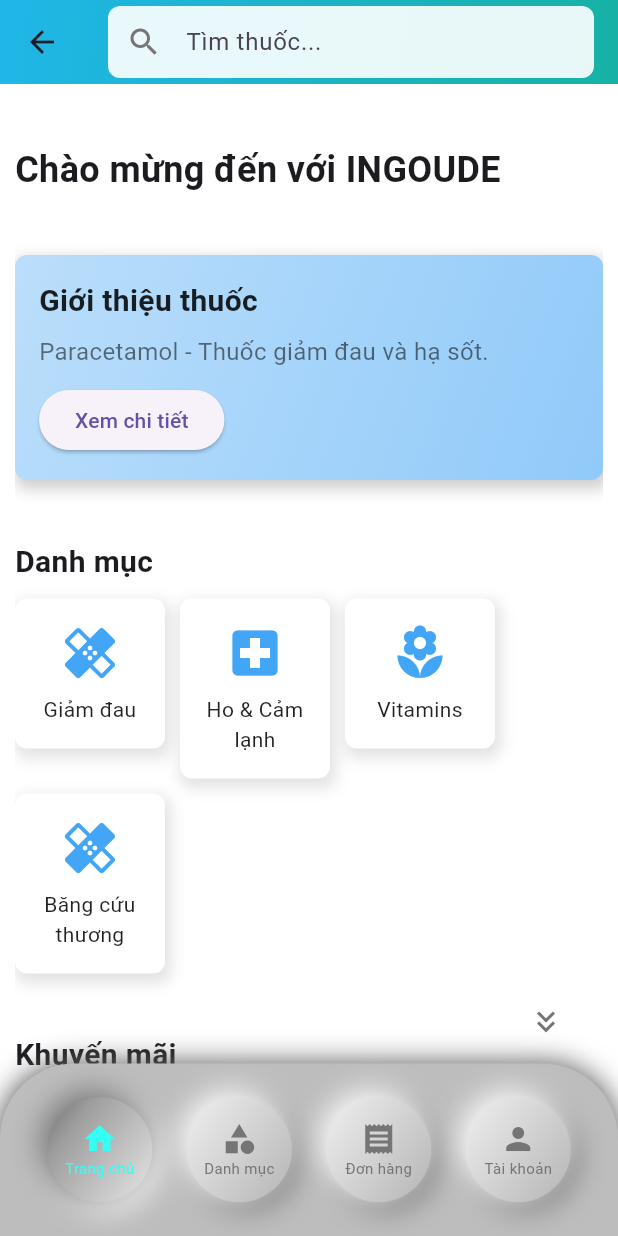
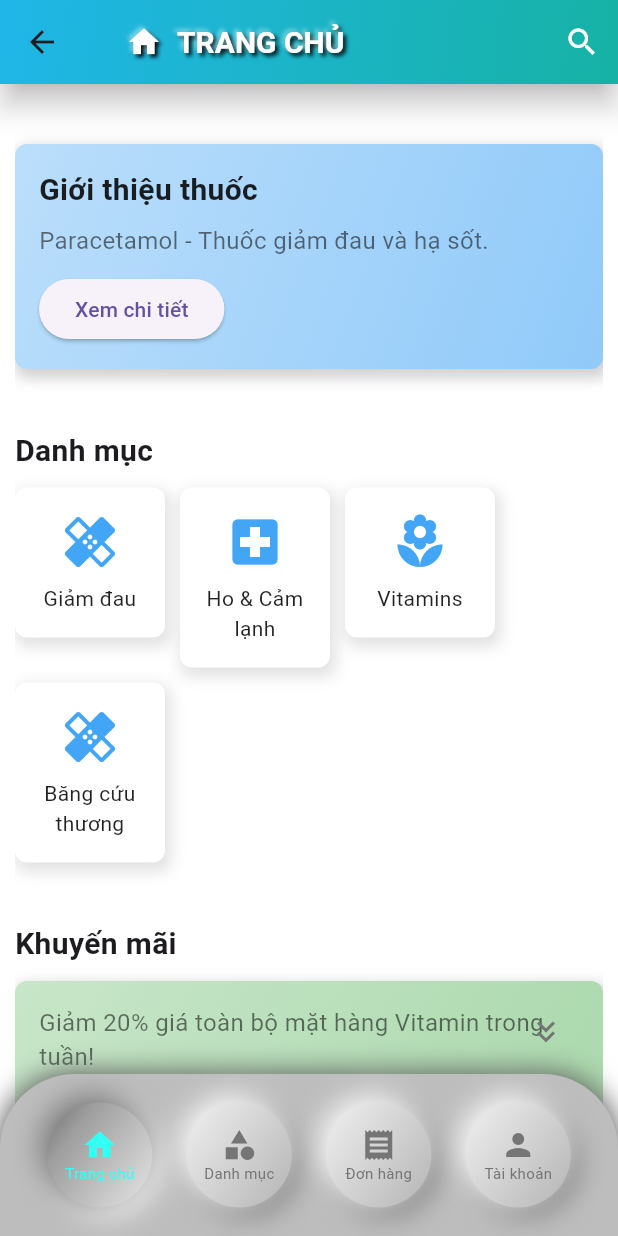
Before and after one commit to SetoRPG/pharmacy_app, a Flutter app: the screen it shows after launch, after a tap on "Đăng nhập", on a phone screen of 412 x 824 dp. Run offline on Flutter 3.47's test engine with Material 3 defaults, Android fonts, the phone set to English and light mode, and no system bars.

Commit message:
Update 2

```diff
--- a/lib/core/widgets/custom_bottom_navbar.dart
+++ b/lib/core/widgets/custom_bottom_navbar.dart
@@ -64,9 +64,9 @@
           right: 0,
           bottom: isNavBarOpen
               ? 0
-              : -115, // Move the navbar fully off-screen when closed
+              : -108, // Move the navbar fully off-screen when closed
           child: Container(
-            height: 115, // Fixed height
+            height: 108, // Fixed height
             padding: const EdgeInsets.symmetric(vertical: 15, horizontal: 20),
             decoration: BoxDecoration(
               boxShadow: isNavBarOpen
@@ -98,7 +98,7 @@
         // OPEN - CLOSE NAVBAR BUTTON
         Positioned(
           right: 20,
-          bottom: isNavBarOpen ? 115 : 5,
+          bottom: isNavBarOpen ? 108 : 5,
           child: Container(
             decoration: BoxDecoration(
               borderRadius: BorderRadius.circular(10),
--- /dev/null
+++ b/lib/core/widgets/custom_text_1.dart
@@ -0,0 +1,34 @@
+import 'package:flutter/material.dart';
+
+class CustomText extends StatelessWidget {
+  final String text;
+  final double size;
+
+  const CustomText({super.key, required this.text, required this.size});
+
+  @override
+  Widget build(BuildContext context) {
+    return Text(
+      text,
+      style: TextStyle(
+        color: Colors.white,
+        fontSize: size, // Adjust as needed
+        fontWeight: FontWeight.bold,
+        shadows: const [
+          Shadow(
+            offset: Offset(2.0, 2.0), // Position of the shadow (right and down)
+            blurRadius: 3.0, // Blur radius of the shadow
+            color: Color.fromARGB(255, 0, 0, 0), // Shadow color (black)
+          ),
+          Shadow(
+            offset:
+                Offset(-2.0, -2.0), // Position of a second shadow (left and up)
+            blurRadius: 3.0,
+            color: Color.fromARGB(
+                100, 255, 255, 255), // A lighter shadow for the 3D effect
+          ),
+        ],
+      ),
+    );
+  }
+}
--- a/lib/screens/auth/login_screen.dart
+++ b/lib/screens/auth/login_screen.dart
@@ -1,4 +1,5 @@
 import 'package:flutter/material.dart';
+import 'package:pharmacy_app/core/widgets/custom_text_1.dart';
 import 'package:pharmacy_app/core/widgets/custom_textfield_1.dart';
 import 'package:pharmacy_app/screens/auth/register_screen.dart';
 import 'package:pharmacy_app/screens/home/base_frame.dart';
@@ -14,48 +15,58 @@
   @override
   Widget build(BuildContext context) {
     return Scaffold(
+      resizeToAvoidBottomInset:
+          true, // Ensure the view resizes with the keyboard
       body: SafeArea(
+        child: SingleChildScrollView(
+          // Make the content scrollable
           child: Column(
             children: [
               // top half: logo
-            Expanded(
-              child: Container(
+              Container(
+                height: MediaQuery.of(context).size.height *
+                    0.5, // Dynamic height for logo container
                 alignment: Alignment.center,
-                  color: Colors.white, //COLOR
-                  child: Image.asset('assets/logo.jpg')),
+                color: Colors.white,
+                child: Image.asset('assets/logo.jpg'),
               ),
 
               // bottom half: login form
-            Expanded(
-              child: Container(
+              Container(
+                height: MediaQuery.of(context).size.height *
+                    0.5, // Dynamic height for form container
                 decoration: const BoxDecoration(
                   boxShadow: [
                     BoxShadow(
-                        color: Colors.grey, blurRadius: 10, spreadRadius: 5)
+                      color: Colors.grey,
+                      blurRadius: 10,
+                      spreadRadius: 5,
+                    ),
                   ],
                   borderRadius: BorderRadius.only(
                     topLeft: Radius.circular(60),
-                      topRight: Radius.circular(60)),
-                  gradient: LinearGradient(colors: [
+                    topRight: Radius.circular(60),
+                  ),
+                  gradient: LinearGradient(
+                    colors: [
                       Color(0xFF20B6E8),
                       Color(0xFF16B2A5),
-                  ], stops: [
-                    0.6,
-                    1
-                  ]),
+                    ],
+                    stops: [0.6, 1],
+                  ),
                 ),
                 padding: const EdgeInsets.all(20.0),
                 child: Column(
                   mainAxisAlignment: MainAxisAlignment.center,
                   children: [
-                    //EMAIL
+                    // EMAIL
                     const CustomTextField(
                       hintText: 'Email',
                       prefixIcon: Icons.email,
                     ),
                     const SizedBox(height: 16),
 
-                    //PASSWORD
+                    // PASSWORD
                     const CustomTextField(
                       hintText: 'Mật khẩu',
                       prefixIcon: Icons.lock,
@@ -63,12 +74,12 @@
                     ),
                     const SizedBox(height: 16),
 
-                    //LOGIN BUTTON
+                    // LOGIN BUTTON
                     _loginButton(context),
 
                     const SizedBox(height: 16),
 
-                    //PASSWORD RECOVER & SIGN UP
+                    // PASSWORD RECOVER & SIGN UP
                     Row(
                       mainAxisAlignment: MainAxisAlignment.spaceBetween,
                       children: [
@@ -76,31 +87,26 @@
                             onPressed: () {
                               // PASS RECOVER
                             },
-                          child: const Text(
-                            'Quên mật khẩu?',
-                            style: TextStyle(color: Colors.white),
-                          ),
-                        ),
+                            child: const CustomText(
+                                text: 'Quên mật khẩu', size: 14)),
                         TextButton(
                           onPressed: () {
                             Navigator.push(
                               context,
                               MaterialPageRoute(
-                                    builder: ((context) =>
-                                        const RegisterScreen())));
+                                builder: (context) => const RegisterScreen(),
+                              ),
+                            );
                           },
-                          child: const Text(
-                            'Đăng kí',
-                            style: TextStyle(color: Colors.white),
-                          ),
+                          child: const CustomText(text: 'Đăng kí', size: 14),
                         ),
                       ],
                     ),
                   ],
                 ),
               ),
+            ],
           ),
-          ],
         ),
       ),
     );
@@ -114,12 +120,14 @@
             color: Colors.white,
             offset: Offset(4.0, 4.0),
             blurRadius: 15.0,
-              spreadRadius: 1.0),
+            spreadRadius: 1.0,
+          ),
           BoxShadow(
             color: Color(0xFF757575),
             offset: Offset(-4.0, -4.0),
             blurRadius: 15.0,
-              spreadRadius: 1.0),
+            spreadRadius: 1.0,
+          ),
         ],
         gradient: LinearGradient(
           begin: Alignment.topLeft,
@@ -138,21 +146,20 @@
         onPressed: () {
           Navigator.push(
             context,
-            MaterialPageRoute(builder: ((context) => const BaseFrame())),
+            MaterialPageRoute(builder: (context) => const BaseFrame()),
           );
         },
         style: ElevatedButton.styleFrom(
           minimumSize: const Size(double.infinity, 50),
-          backgroundColor: Colors
-              .transparent, // Make the button itself transparent so the gradient shows
-          shadowColor:
-              Colors.transparent, // Disable ElevatedButton's default shadow
+          backgroundColor:
+              Colors.transparent, // Transparent to show the gradient
+          shadowColor: Colors.transparent, // Disable default button shadow
         ),
         child: const Text(
           'Đăng nhập',
           style: TextStyle(
-              color:
-                  Color.fromRGBO(92, 92, 92, 1)), // Adjust text color if needed
+            color: Color.fromRGBO(92, 92, 92, 1), // Text color
+          ),
         ),
       ),
     );
--- a/lib/screens/auth/register_screen.dart
+++ b/lib/screens/auth/register_screen.dart
@@ -1,4 +1,5 @@
 import 'package:flutter/material.dart';
+import 'package:pharmacy_app/core/widgets/custom_text_1.dart';
 import 'package:pharmacy_app/core/widgets/custom_textfield_1.dart';
 import 'package:pharmacy_app/screens/auth/login_screen.dart';
 
@@ -14,10 +15,9 @@
   Widget build(BuildContext context) {
     return Scaffold(
       appBar: AppBar(
-        title: const Text(
-          'ĐĂNG KÍ TÀI KHOẢN MỚI',
-          style: TextStyle(color: Colors.white),
-        ),
+        elevation: 10, // This adds a shadow to the AppBar
+        shadowColor: Colors.black,
+        title: const CustomText(text: 'ĐĂNG KÍ TÀI KHOẢN MỚI', size: 20),
         centerTitle: true,
         leading: IconButton(
           icon: const Icon(
--- a/lib/screens/home/home_screen.dart
+++ b/lib/screens/home/home_screen.dart
@@ -1,12 +1,22 @@
 import 'package:flutter/material.dart';
+import 'package:pharmacy_app/core/widgets/custom_text_1.dart';
 
-class HomeScreen extends StatelessWidget {
+class HomeScreen extends StatefulWidget {
   const HomeScreen({super.key});
 
+  @override
+  State<HomeScreen> createState() => _HomeScreenState();
+}
+
+class _HomeScreenState extends State<HomeScreen> {
+  bool _isSearching = false;
   @override
   Widget build(BuildContext context) {
     return Scaffold(
       appBar: AppBar(
+        elevation: 8, // Adds shadow to the AppBar
+        shadowColor: Colors.black, // Customize shadow color
+
         flexibleSpace: Container(
           decoration: const BoxDecoration(
             gradient: LinearGradient(
@@ -19,35 +29,111 @@
             ),
           ),
         ),
-        title: Container(
+
+        title: AnimatedContainer(
+          duration: const Duration(milliseconds: 300),
+          width: _isSearching
+              ? MediaQuery.of(context).size.width *
+                  1 // Full width when searching
+              : MediaQuery.of(context).size.width *
+                  1, // Small width when not searching
           padding: const EdgeInsets.symmetric(horizontal: 12.0),
           decoration: BoxDecoration(
-            color: Colors.white.withOpacity(0.9),
-            borderRadius: BorderRadius.circular(8.0),
+            color: _isSearching
+                ? Colors.white
+                : Colors.transparent, // White background for the search field
+            borderRadius:
+                BorderRadius.circular(30.0), // Rounded edges for search field
           ),
+          child: Row(
+            mainAxisAlignment: MainAxisAlignment.start,
+            children: [
+              if (_isSearching)
+                Expanded(
                   child: TextField(
                     decoration: InputDecoration(
                       hintText: 'Tìm thuốc...',
                       border: InputBorder.none,
-              icon: Icon(Icons.search, color: Colors.grey[600]),
+                      icon: Icon(
+                        Icons.search,
+                        color: Colors.grey[600],
                       ),
                     ),
                   ),
+                )
+              else
+                const Center(
+                    child: Row(
+                  children: [
+                    Icon(
+                      Icons.home,
+                      color: Colors.white,
+                      shadows: [
+                        Shadow(
+                          offset: Offset(2.0,
+                              2.0), // Position of the shadow (right and down)
+                          blurRadius: 3.0, // Blur radius of the shadow
+                          color: Color.fromARGB(
+                              255, 0, 0, 0), // Shadow color (black)
+                        ),
+                        Shadow(
+                          offset: Offset(-2.0,
+                              -2.0), // Position of a second shadow (left and up)
+                          blurRadius: 3.0,
+                          color: Color.fromARGB(100, 255, 255,
+                              255), // A lighter shadow for the 3D effect
+                        ),
+                      ],
+                    ),
+                    SizedBox(
+                      width: 10,
+                    ),
+                    CustomText(text: 'TRANG CHỦ', size: 20),
+                  ],
+                )),
+            ],
+          ),
+        ),
+
+        actions: [
+          IconButton(
+            icon: Icon(
+              _isSearching
+                  ? Icons.close
+                  : Icons.search, // Change icon based on search state
+              color: Colors.white,
+            ),
+            onPressed: () {
+              setState(() {
+                _isSearching = !_isSearching; // Toggle search bar visibility
+              });
+            },
+          ),
+        ],
       ),
       body: Padding(
         padding: const EdgeInsets.only(left: 10.0, right: 10),
         child: ListView(
           children: [
             const SizedBox(height: 40),
-            // Welcome message
-            const Text(
-              'Chào mừng đến với INGOUDE',
-              style: TextStyle(fontSize: 24, fontWeight: FontWeight.bold),
+            _buildIntroductionSection(),
+            const SizedBox(height: 40),
+            _buildCategoriesSection(),
+            const SizedBox(height: 40),
+            _buildPromotionsSection(),
+            const SizedBox(height: 40),
+            _buildAboutUsSection(),
+            const SizedBox(height: 40),
+          ],
         ),
-            const SizedBox(height: 40),
+      ),
+      backgroundColor: Colors.white,
+    );
+  }
 
-            // Featured Medicine
-            Container(
+  // Section 1: Giới thiệu thuốc (Medicine introduction)
+  Widget _buildIntroductionSection() {
+    return Container(
       padding: const EdgeInsets.all(16.0),
       decoration: BoxDecoration(
         gradient: LinearGradient(
@@ -90,10 +176,14 @@
           ),
         ],
       ),
-            ),
-            const SizedBox(height: 40),
+    );
+  }
 
-            // Categories Section
+  // Section 2: Danh mục (Categories section)
+  Widget _buildCategoriesSection() {
+    return Column(
+      crossAxisAlignment: CrossAxisAlignment.start,
+      children: [
         const Text(
           'Danh mục',
           style: TextStyle(fontSize: 20, fontWeight: FontWeight.bold),
@@ -109,9 +199,15 @@
             _categoryCard('Băng cứu thương', Icons.healing),
           ],
         ),
-            const SizedBox(height: 40),
+      ],
+    );
+  }
 
-            // Promotions Section
+  // Section 3: Khuyến mãi (Promotions section)
+  Widget _buildPromotionsSection() {
+    return Column(
+      crossAxisAlignment: CrossAxisAlignment.start,
+      children: [
         const Text(
           'Khuyến mãi',
           style: TextStyle(fontSize: 20, fontWeight: FontWeight.bold),
@@ -135,31 +231,42 @@
                 ),
               ],
             ),
-              child: const Text(
+            child: Column(
+              children: [
+                const Text(
                   'Giảm 20% giá toàn bộ mặt hàng Vitamin trong tuần!',
                   style: TextStyle(fontSize: 16, color: Colors.black54),
                 ),
+                const SizedBox(
+                  height: 10,
                 ),
-            const SizedBox(height: 40),
+                Image.asset('assets/sales_banner.jpg')
+              ],
+            )),
+      ],
+    );
+  }
 
-            // About Us Section
-            const Text(
+  // Section 4: Về chúng tôi (About Us section)
+  Widget _buildAboutUsSection() {
+    return const Column(
+      crossAxisAlignment: CrossAxisAlignment.start,
+      children: [
+        Text(
           'Về chúng tôi',
           style: TextStyle(fontSize: 20, fontWeight: FontWeight.bold),
         ),
-            const SizedBox(height: 10),
-            const Text(
-              'Cung cấp đa dạng các loại thuốc, thực phẩm bổ sung, và sản phẩm về sức khỏe với nhiều ưu đãi và giao tận nhà',
+        SizedBox(height: 10),
+        Text(
+          'Cung cấp đa dạng các loại thuốc, thực phẩm bổ sung, '
+          'và sản phẩm về sức khỏe với nhiều ưu đãi và giao tận nhà',
           style: TextStyle(fontSize: 16, color: Colors.black54),
         ),
-            const SizedBox(height: 40),
       ],
-        ),
-      ),
-      backgroundColor: Colors.white,
     );
   }
 
+  // Reusable method for category cards
   Widget _categoryCard(String title, IconData icon) {
     return Container(
       width: 100,
```
Also changed, not shown: assets/sales_banner.jpg (added). Lines whose indentation alone changed are shown as unchanged.
